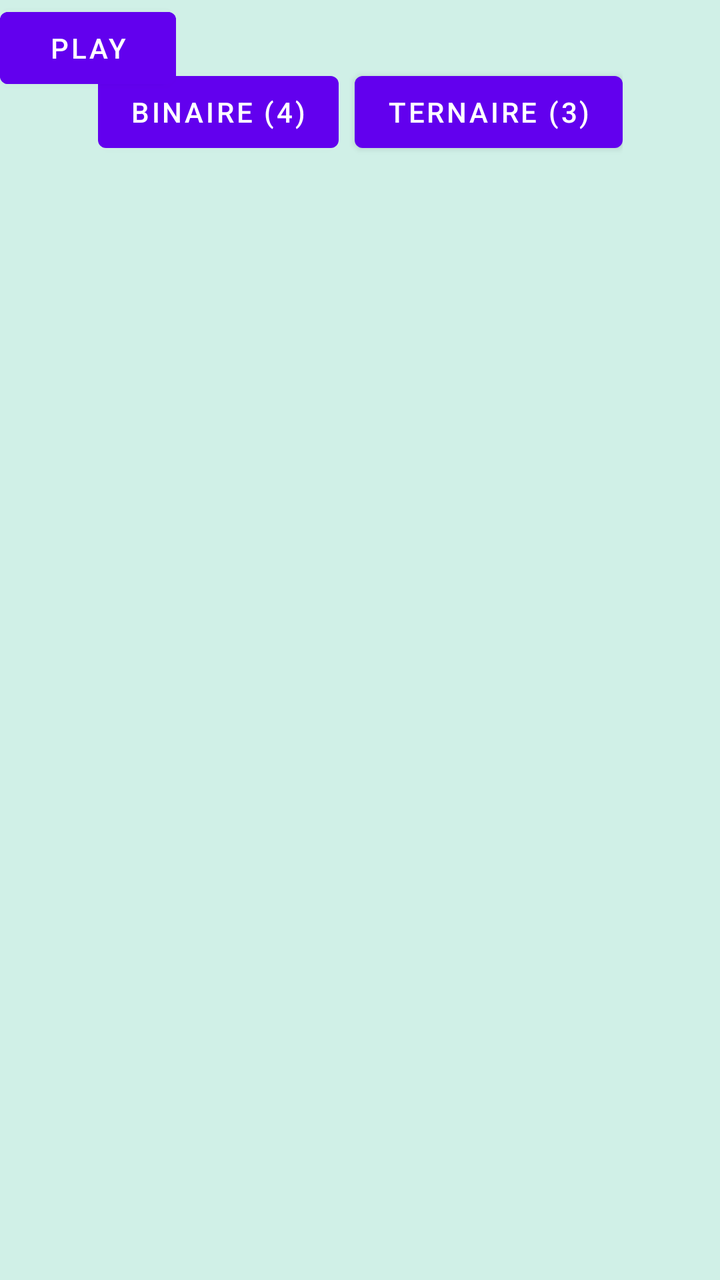
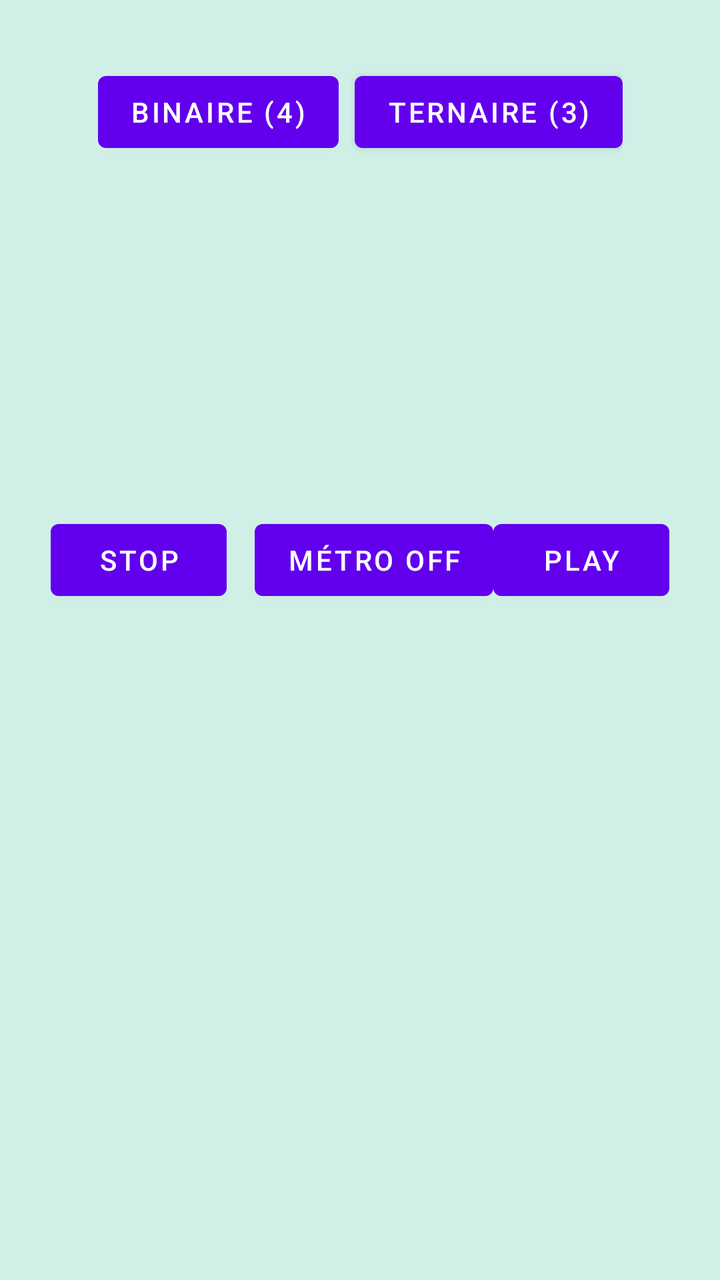

Screens rendered from an Android XML layout before and after an edit, with the pre-edit source and the edit as a unified diff.
<!-- AndroidManifest.xml: application theme Theme.CKencer2 -->
<!-- res/layout/activity_paterrn.xml -->
<?xml version="1.0" encoding="utf-8"?>
<androidx.constraintlayout.widget.ConstraintLayout
    xmlns:android="http://schemas.android.com/apk/res/android"
    xmlns:app="http://schemas.android.com/apk/res-auto"
    xmlns:tools="http://schemas.android.com/tools"
    android:layout_width="match_parent"
    android:layout_height="match_parent"
    android:background="#D0F0E7">

    <LinearLayout
        android:id="@+id/patternSubdivisionRow"
        android:layout_width="wrap_content"
        android:layout_height="wrap_content"
        android:layout_marginTop="32dp"
        android:orientation="horizontal"
        app:layout_constraintEnd_toEndOf="parent"
        app:layout_constraintStart_toStartOf="parent"
        app:layout_constraintTop_toTopOf="parent">

        <Button
            android:id="@+id/patternBinaryButton"
            android:layout_width="wrap_content"
            android:layout_height="wrap_content"
            android:layout_marginEnd="8dp"
            android:text="Binaire (4)" />

        <Button
            android:id="@+id/patternTernaryButton"
            android:layout_width="wrap_content"
            android:layout_height="wrap_content"
            android:text="Ternaire (3)" />

    </LinearLayout>

    <LinearLayout
        android:id="@+id/patternStepsContainer"
        android:layout_width="0dp"
        android:layout_height="80dp"
        android:layout_marginStart="24dp"
        android:layout_marginTop="48dp"
        android:layout_marginEnd="24dp"
        android:orientation="horizontal"
        app:layout_constraintEnd_toEndOf="parent"
        app:layout_constraintStart_toStartOf="parent"
        app:layout_constraintTop_toBottomOf="@id/patternSubdivisionRow" />

    <LinearLayout
        android:layout_width="wrap_content"
        android:layout_height="wrap_content"
        android:layout_marginTop="48dp"
        android:orientation="horizontal"
        app:layout_constraintEnd_toEndOf="parent"
        app:layout_constraintStart_toStartOf="parent"
        app:layout_constraintTop_toBottomOf="@id/patternStepsContainer">

    </LinearLayout>

    <Button
        android:id="@+id/patternStopButton"
        android:layout_width="wrap_content"
        android:layout_height="wrap_content"
        android:text="Stop"
        tools:layout_editor_absoluteX="236dp"
        tools:layout_editor_absoluteY="253dp" />

    <Button
        android:id="@+id/patternPlayButton"
        android:layout_width="wrap_content"
        android:layout_height="wrap_content"
        android:text="Play"
        tools:layout_editor_absoluteX="71dp"
        tools:layout_editor_absoluteY="253dp" />

</androidx.constraintlayout.widget.ConstraintLayout>
<!-- resources referenced by this layout -->
<resources>
  <style name="Theme.CKencer2" parent="Theme.MaterialComponents.DayNight.DarkActionBar">
          
          <item name="colorPrimary">@color/purple_500</item>
          <item name="colorPrimaryVariant">@color/purple_700</item>
          <item name="colorOnPrimary">@color/white</item>
          
          <item name="colorSecondary">@color/teal_200</item>
          <item name="colorSecondaryVariant">@color/teal_700</item>
          <item name="colorOnSecondary">@color/black</item>
          
          <item name="android:statusBarColor">?attr/colorPrimaryVariant</item>
          
      </style>
  <color name="purple_500">#FF6200EE</color>
  <color name="purple_700">#FF3700B3</color>
  <color name="white">#FFFFFFFF</color>
  <color name="teal_200">#FF03DAC5</color>
  <color name="teal_700">#FF018786</color>
  <color name="black">#FF000000</color>
</resources>

<!-- the commit's change to res/layout/activity_paterrn.xml (unified diff, before → after) -->
@@ -53,22 +53,32 @@
         app:layout_constraintStart_toStartOf="parent"
         app:layout_constraintTop_toBottomOf="@id/patternStepsContainer">
 
+
+        <Button
+            android:id="@+id/patternStopButton"
+            android:layout_width="wrap_content"
+            android:layout_height="wrap_content"
+            android:layout_marginEnd="14dp"
+            android:text="Stop" />
+
+        <Button
+            android:id="@+id/metronomeButton"
+            android:layout_width="wrap_content"
+            android:layout_height="wrap_content"
+            android:text="Métro OFF" />
+
+
+
+        <Button
+            android:id="@+id/patternPlayButton"
+            android:layout_width="wrap_content"
+            android:layout_height="wrap_content"
+            android:text="Play"
+            tools:layout_editor_absoluteX="71dp"
+            tools:layout_editor_absoluteY="253dp" />
+
     </LinearLayout>
 
-    <Button
-        android:id="@+id/patternStopButton"
-        android:layout_width="wrap_content"
-        android:layout_height="wrap_content"
-        android:text="Stop"
-        tools:layout_editor_absoluteX="236dp"
-        tools:layout_editor_absoluteY="253dp" />
 
-    <Button
-        android:id="@+id/patternPlayButton"
-        android:layout_width="wrap_content"
-        android:layout_height="wrap_content"
-        android:text="Play"
-        tools:layout_editor_absoluteX="71dp"
-        tools:layout_editor_absoluteY="253dp" />
 
 </androidx.constraintlayout.widget.ConstraintLayout>
